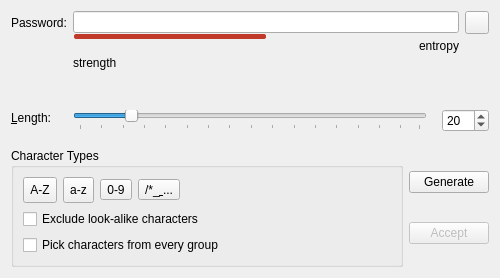
Qt form src/gui/PasswordGeneratorWidget.ui (keepassxreboot/keepassxc) before a commit.
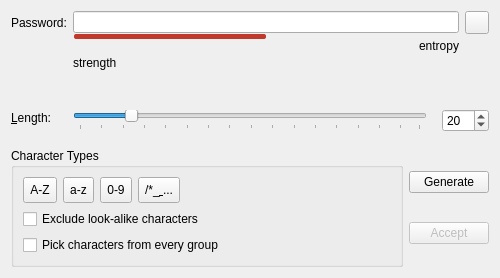
The same form after that commit. Custom widgets are drawn as their Qt base class.

Commit message: Use consistent button min-heights, resolves #192

Patch:
```diff
--- a/src/gui/PasswordGeneratorWidget.ui
+++ b/src/gui/PasswordGeneratorWidget.ui
@@ -285,6 +285,12 @@
           </item>
           <item>
            <widget class="QToolButton" name="checkBoxNumbers">
+            <property name="minimumSize">
+             <size>
+              <width>0</width>
+              <height>26</height>
+             </size>
+            </property>
             <property name="focusPolicy">
              <enum>Qt::StrongFocus</enum>
             </property>
@@ -304,6 +310,12 @@
           </item>
           <item>
            <widget class="QToolButton" name="checkBoxSpecialChars">
+            <property name="minimumSize">
+             <size>
+              <width>0</width>
+              <height>26</height>
+             </size>
+            </property>
             <property name="focusPolicy">
              <enum>Qt::StrongFocus</enum>
             </property>
```
